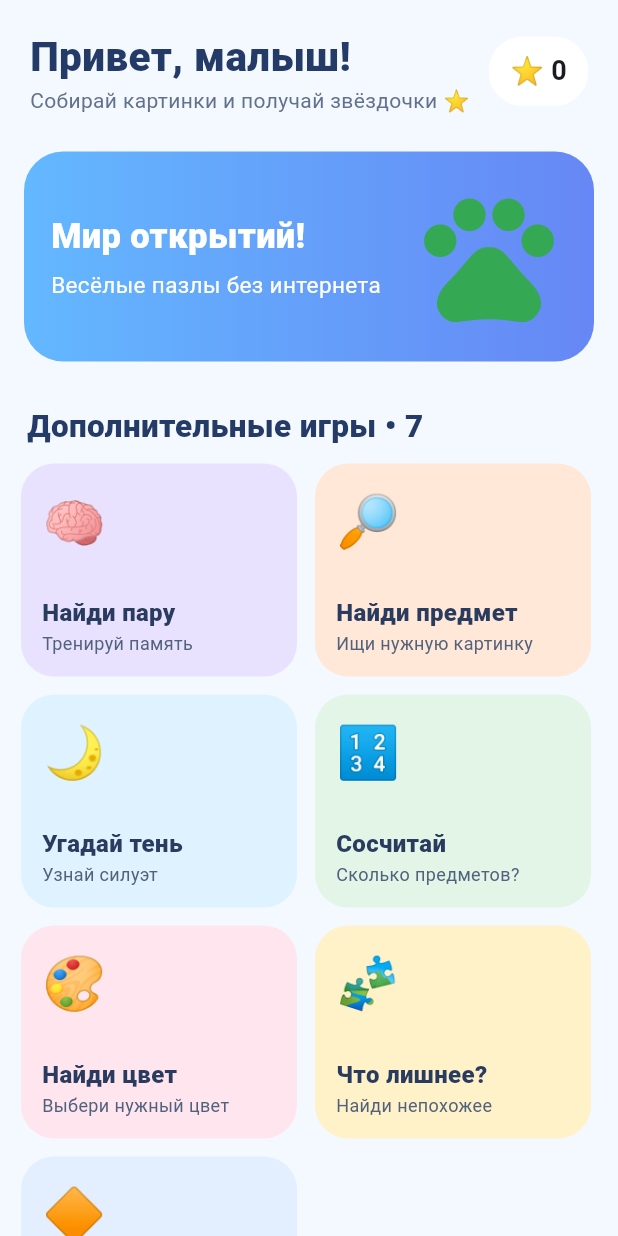
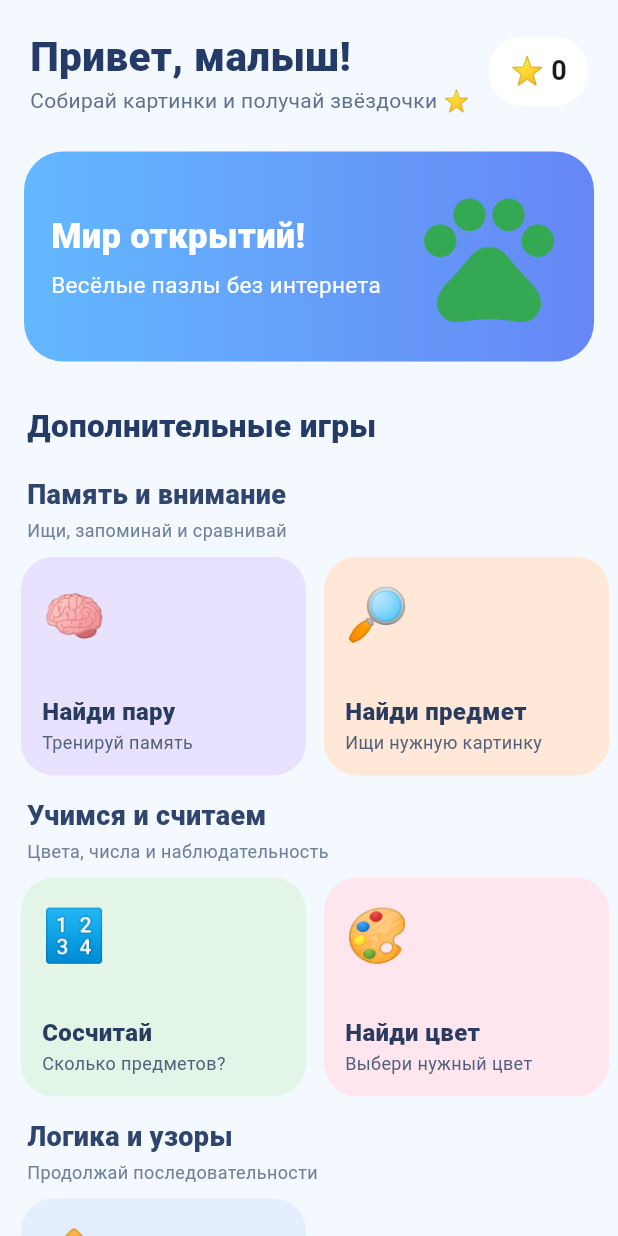
Before and after one commit to monstrvip-maker/BabyPuzzleWorld, a Flutter app: the screen it shows after launch, on a phone screen of 412 x 824 dp. Run offline on Flutter 3.47's test engine with Material 3 defaults, Android fonts, the phone set to English and light mode, and no system bars; our stand-ins replace audioplayers, shared_preferences.

Commit message:
Group mini-games into categories with horizontal swipe carousels

```diff
--- a/lib/mini_games.dart
+++ b/lib/mini_games.dart
@@ -18,39 +18,78 @@ class MiniGamesSection extends StatelessWidget {
 
   @override
   Widget build(BuildContext context) {
-    final games = <List<dynamic>>[
+    final categories = <Map<String, dynamic>>[
+      {
+        'title': 'Память и внимание',
+        'subtitle': 'Ищи, запоминай и сравнивай',
+        'games': <List<dynamic>>[
           ['Найди пару','🧠','Тренируй память',Color(0xFFE9E2FF),MemoryGamePage()],
           ['Найди предмет','🔎','Ищи нужную картинку',Color(0xFFFFE8D7),FindGamePage()],
           ['Угадай тень','🌙','Узнай силуэт',Color(0xFFDFF2FF),ShadowGamePage()],
+          ['Что лишнее?','🧩','Найди непохожее',Color(0xFFFFF2C9),OddGamePage()],
+        ],
+      },
+      {
+        'title': 'Учимся и считаем',
+        'subtitle': 'Цвета, числа и наблюдательность',
+        'games': <List<dynamic>>[
           ['Сосчитай','🔢','Сколько предметов?',Color(0xFFE2F5E7),CountGamePage()],
           ['Найди цвет','🎨','Выбери нужный цвет',Color(0xFFFFE6EE),ColorGamePage()],
-      ['Что лишнее?','🧩','Найди непохожее',Color(0xFFFFF2C9),OddGamePage()],
+        ],
+      },
+      {
+        'title': 'Логика и узоры',
+        'subtitle': 'Продолжай последовательности',
+        'games': <List<dynamic>>[
           ['Повтори ряд','🔶','Продолжи узор',Color(0xFFE3EEFF),SequenceGamePage()],
+        ],
+      },
     ];
-    final width = (MediaQuery.sizeOf(context).width - 44) / 2;
+
     return Column(
       crossAxisAlignment: CrossAxisAlignment.start,
       children: [
         const Padding(
-          padding: EdgeInsets.fromLTRB(18, 12, 18, 10),
-          child: Text('Дополнительные игры • 7', style: TextStyle(
+          padding: EdgeInsets.fromLTRB(18, 12, 18, 4),
+          child: Text('Дополнительные игры', style: TextStyle(
             fontSize: 21, fontWeight: FontWeight.w900, color: Color(0xFF243B68))),
         ),
+        ...categories.map((category) {
+          final games = category['games'] as List<List<dynamic>>;
+          return Column(
+            crossAxisAlignment: CrossAxisAlignment.start,
+            children: [
               Padding(
+                padding: const EdgeInsets.fromLTRB(18, 14, 18, 2),
+                child: Text(category['title'] as String, style: const TextStyle(
+                  fontSize: 18, fontWeight: FontWeight.w900, color: Color(0xFF30456D))),
+              ),
+              Padding(
+                padding: const EdgeInsets.fromLTRB(18, 0, 18, 9),
+                child: Text(category['subtitle'] as String, style: const TextStyle(
+                  fontSize: 12, color: Color(0xFF71809A))),
+              ),
+              SizedBox(
+                height: 146,
+                child: ListView.separated(
                   padding: const EdgeInsets.symmetric(horizontal: 14),
-          child: Wrap(
-            spacing: 12, runSpacing: 12,
-            children: games.map((g) => SizedBox(
-              width: width, height: 142,
+                  scrollDirection: Axis.horizontal,
+                  physics: const BouncingScrollPhysics(),
+                  itemCount: games.length,
+                  separatorBuilder: (_, __) => const SizedBox(width: 12),
+                  itemBuilder: (context, index) {
+                    final game = games[index];
+                    return SizedBox(
+                      width: 190,
                       child: Material(
-                color: g[3] as Color,
+                        color: game[3] as Color,
                         borderRadius: BorderRadius.circular(22),
                         child: InkWell(
                           borderRadius: BorderRadius.circular(22),
                           onTap: () {
                             GameAudio.tap();
                             Navigator.push(context, MaterialPageRoute(
-                      builder: (_) => g[4] as Widget,
+                              builder: (_) => game[4] as Widget,
                             )).then((_) => onReturn?.call());
                           },
                           child: Padding(
@@ -58,19 +97,35 @@ class MiniGamesSection extends StatelessWidget {
                             child: Column(
                               crossAxisAlignment: CrossAxisAlignment.start,
                               children: [
-                        Text(g[1] as String, style: const TextStyle(fontSize: 34)),
+                                Text(game[1] as String,
+                                  style: const TextStyle(fontSize: 34)),
                                 const Spacer(),
-                        Text(g[0] as String, style: const TextStyle(
+                                Text(game[0] as String, style: const TextStyle(
                                   fontSize: 16, fontWeight: FontWeight.w900,
                                   color: Color(0xFF293B5E))),
-                        Text(g[2] as String, style: const TextStyle(
+                                Text(game[2] as String, style: const TextStyle(
                                   fontSize: 12, color: Color(0xFF52627D))),
                               ],
                             ),
                           ),
                         ),
                       ),
-            )).toList(),
+                    );
+                  },
+                ),
+              ),
+            ],
+          );
+        }),
+        const Padding(
+          padding: EdgeInsets.fromLTRB(18, 7, 18, 2),
+          child: Row(
+            children: [
+              Icon(Icons.swipe, size: 18, color: Color(0xFF71809A)),
+              SizedBox(width: 6),
+              Text('Листай игры вправо и влево', style: TextStyle(
+                fontSize: 12, color: Color(0xFF71809A))),
+            ],
           ),
         ),
       ],
```
Lines whose indentation alone changed are shown as unchanged.
